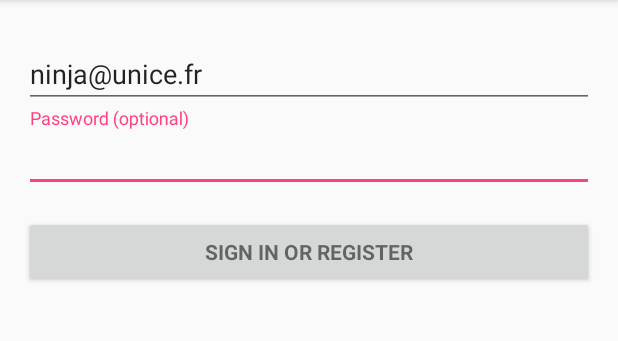
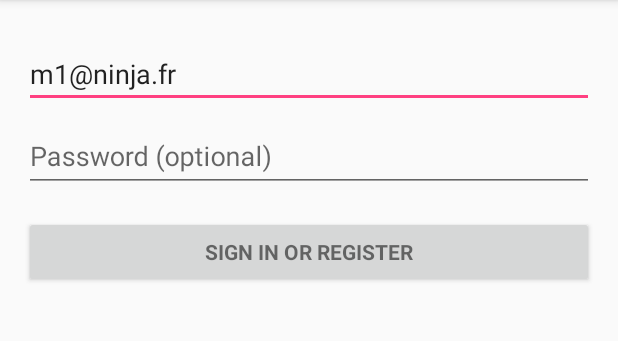
Before and after one commit to Nicoletti-Seb/CarNFC, an Android app: the screen it shows after launch (LoginActivity), after a tap on "SIGN IN OR REGISTER", on a phone screen of 412 x 824 dp, the part 84-425 px from its top. Run offline under Robolectric (Android 15) with nearby library versions, the phone set to English and light mode, and no system bars; 2 statements that could not run were skipped.

Commit message:
login function

```diff
--- a/app/src/main/java/app/mbds/fr/unice/carnfc/LoginActivity.java
+++ b/app/src/main/java/app/mbds/fr/unice/carnfc/LoginActivity.java
@@ -315,16 +315,18 @@ public class LoginActivity extends AppCompatActivity implements LoaderCallbacks<
         UserLoginTask(String email, String password) {
             mEmail = email;
             mPassword = password;
+            Log.i("UserLoginTask","constructor");
         }
 
         @Override
         protected String doInBackground(Void... params) {
             // TODO: attempt authentication against a network service.
-
+            Log.i("doInBackground","method");
             // json to send
             Login log = new Login(mEmail, mPassword);
             Gson gson = new Gson();
             String stringJson = gson.toJson(log);
+            Log.i("stringJson", stringJson);
 
             // url web service
             String server = getResources().getString(R.string.url_server);
@@ -360,7 +362,7 @@ public class LoginActivity extends AppCompatActivity implements LoaderCallbacks<
 
                 //Close
                 connection.disconnect();
-
+                Log.i("result", result.toString());
                 return result.toString();
             } catch (Exception e) {
                 e.printStackTrace();
@@ -377,7 +379,7 @@ public class LoginActivity extends AppCompatActivity implements LoaderCallbacks<
             JsonObject jsonObject = gson.fromJson(success, JsonObject.class);
             System.out.println("reponse content : " + jsonObject);
 
-            if (jsonObject.get("success").getAsBoolean()) {
+            /*if (jsonObject.get("success").getAsBoolean()) {
                 Person person = gson.fromJson(jsonObject.get("user"), Person.class);
                 Log.i("Person connected", person.toString());
 
@@ -388,7 +390,7 @@ public class LoginActivity extends AppCompatActivity implements LoaderCallbacks<
             } else {
                 mPasswordView.setError(jsonObject.get("message").toString());
                 mPasswordView.requestFocus();
-            }
+            }*/
         }
 
         @Override
--- a/app/src/main/res/layout/activity_login.xml
+++ b/app/src/main/res/layout/activity_login.xml
@@ -40,7 +40,7 @@
                     android:layout_height="wrap_content"
                     android:inputType="textEmailAddress"
                     android:maxLines="1"
-                    android:text="ninja@unice.fr" />
+                    android:text="m1@ninja.fr" />
                 <!--android:hint="@string/prompt_email"-->
 
             </android.support.design.widget.TextInputLayout>
```
